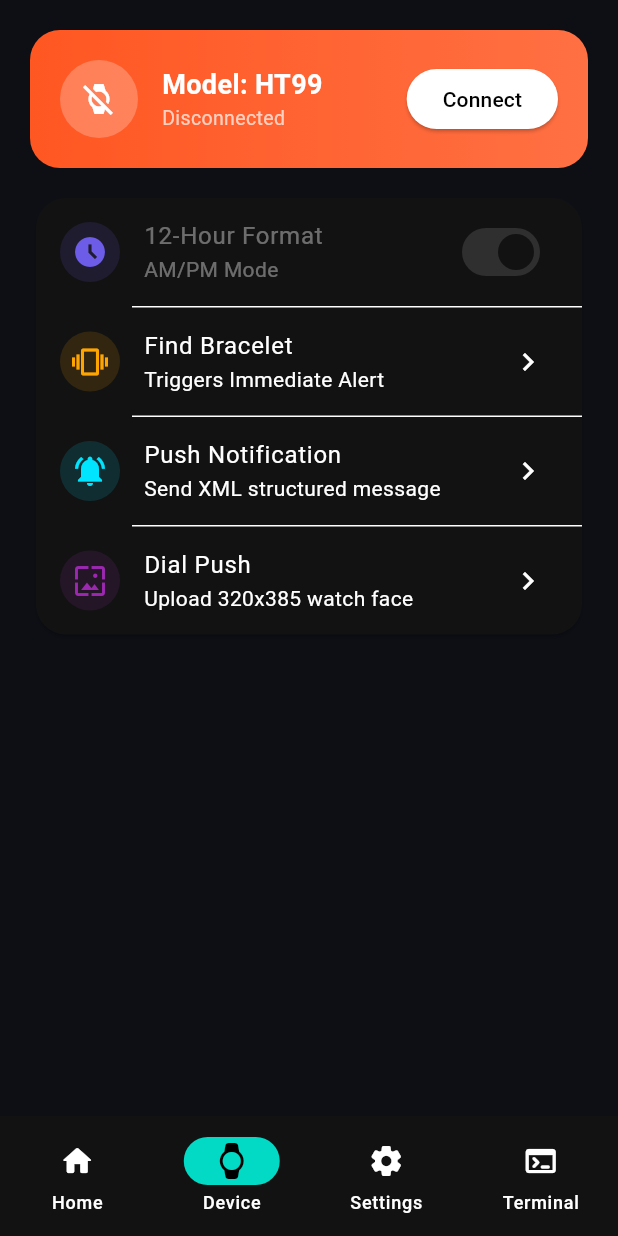
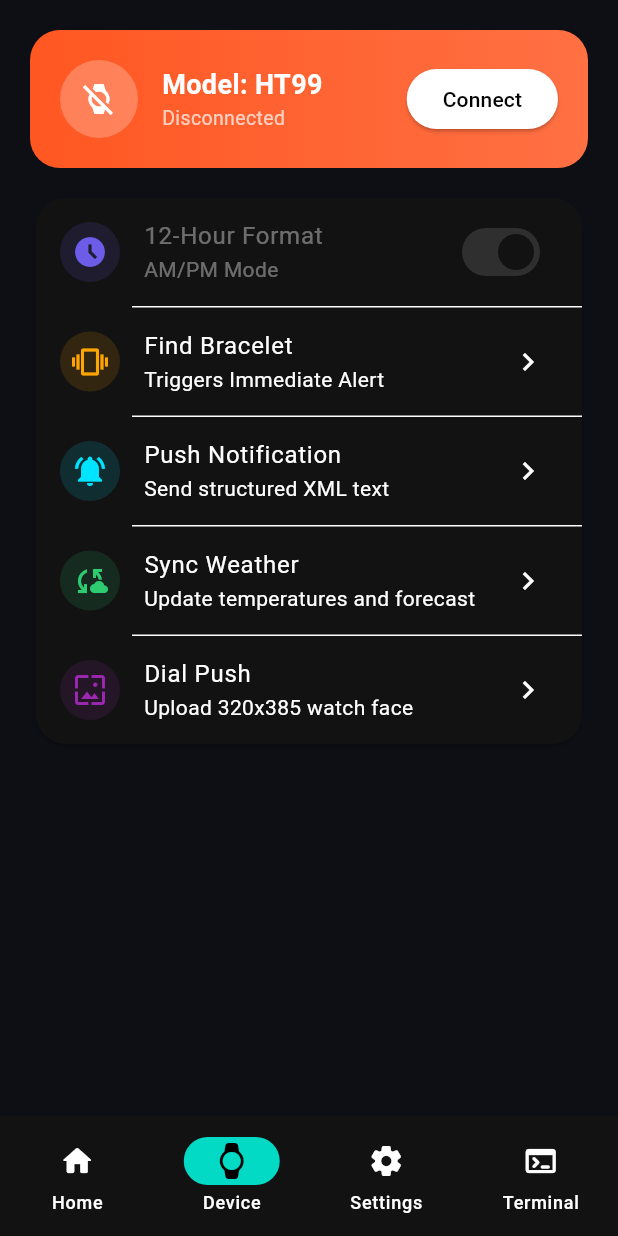
Before and after one commit to SHADOWRULIN/ht99_companion, a Flutter app: the screen it shows after launch, item 2 of the bottom bar chosen, after a tap on "Connect", on a phone screen of 412 x 824 dp. Run offline on Flutter 3.47's test engine with Material 3 defaults, Android fonts, the light colour scheme and no system bars; our stand-ins replace flutter_blue_plus.

Commit message:
Resolve Dart analyzer lints and finalize modular watch companion

```diff
--- a/lib/main.dart
+++ b/lib/main.dart
@@ -7,17 +7,17 @@
 import 'ui/settings_tab.dart';
 
 void main() {
-  runApp(const Ht99AppMaster());
+  runApp(const Ht99MasterApp());
 }
 
-class Ht99AppMaster extends StatefulWidget {
-  const Ht99AppMaster({super.key});
+class Ht99MasterApp extends StatefulWidget {
+  const Ht99MasterApp({super.key});
 
   @override
-  State<Ht99AppMaster> createState() => _Ht99AppMasterState();
+  State<Ht99MasterApp> createState() => _Ht99MasterAppState();
 }
 
-class _Ht99AppMasterState extends State<Ht99AppMaster> {
+class _Ht99MasterAppState extends State<Ht99MasterApp> {
   ThemeMode _themeMode = ThemeMode.dark;
   final WatchBleService _ble = WatchBleService();
 
@@ -28,7 +28,7 @@
   @override
   void initState() {
     super.initState();
-    _ble.onDataUpdate = () => setState(() {});
+    _ble.onData = () => setState(() {});
 
     FlutterBluePlus.adapterState.listen((state) {
       setState(() => _adapterState = state);
@@ -36,7 +36,7 @@
   }
 
   void _showScanModal() {
-    _ble.startScan();
+    _ble.scanAndConnect();
     showDialog(
       context: context,
       barrierDismissible: false,
@@ -47,8 +47,7 @@
           children: [
             CircularProgressIndicator(color: Color(0xFFFF5722)),
             SizedBox(height: 16),
-            Text("Scanning nearby BLE advertisements...",
-                textAlign: TextAlign.center),
+            Text("Negotiating MTK session...", textAlign: TextAlign.center),
           ],
         ),
         actionsAlignment: MainAxisAlignment.spaceAround,
@@ -63,7 +62,7 @@
           ElevatedButton(
             onPressed: () {
               _ble.stopScan();
-              _ble.startScan();
+              _ble.scanAndConnect();
             },
             child: const Text("Search Again"),
           ),
@@ -71,7 +70,7 @@
       ),
     );
 
-    _ble.onConnectedCallback = () {
+    _ble.onConnected = () {
       if (Navigator.canPop(context)) Navigator.pop(context);
     };
   }
--- a/lib/models/watch_telemetry.dart
+++ b/lib/models/telemetry_model.dart
@@ -1,17 +1,17 @@
-class WatchTelemetry {
-  int batteryLevel;
+class TelemetryModel {
   int steps;
   int calories;
   double distanceKm;
   int heartRate;
-  bool is12HourFormat;
+  int batteryLevel;
+  bool is12Hour;
 
-  WatchTelemetry({
-    this.batteryLevel = 50,
+  TelemetryModel({
     this.steps = 0,
     this.calories = 0,
     this.distanceKm = 0.0,
     this.heartRate = 0,
-    this.is12HourFormat = true,
+    this.batteryLevel = 50,
+    this.is12Hour = true,
   });
 }
--- /dev/null
+++ b/lib/services/dial_service.dart
@@ -0,0 +1,24 @@
+import 'dart:async';
+import 'watch_ble_service.dart';
+
+class DialService {
+  final WatchBleService ble;
+
+  DialService(this.ble);
+
+  Future<void> sendDialDat(
+      List<int> datBytes, Function(double) onProgress) async {
+    ble.log("Starting dial push (${datBytes.length} bytes)...");
+    const int chunkSize = 20;
+    int total = datBytes.length;
+
+    for (int i = 0; i < total; i += chunkSize) {
+      int end = (i + chunkSize < total) ? i + chunkSize : total;
+      List<int> chunk = datBytes.sublist(i, end);
+      await ble.writeRaw(chunk);
+      onProgress(end / total);
+      await Future.delayed(const Duration(milliseconds: 14));
+    }
+    ble.log("Dial push complete.");
+  }
+}
--- a/lib/services/dial_transfer_service.dart
+++ /dev/null
@@ -1,31 +0,0 @@
-import 'dart:async';
-import 'watch_ble_service.dart';
-
-class DialTransferService {
-  final WatchBleService bleService;
-
-  DialTransferService(this.bleService);
-
-  // Transfers 320x385 .dat binary data using MTK FOTA packet sizing
-  Future<void> uploadDial(
-      List<int> dialBytes, Function(double) onProgress) async {
-    bleService.log("Initiating Dial Push (${dialBytes.length} bytes)...");
-
-    // Slicing in 20-byte chunks conforming to MTK FOTA protocol
-    const int chunkSize = 20;
-    int total = dialBytes.length;
-
-    for (int i = 0; i < total; i += chunkSize) {
-      int end = (i + chunkSize < total) ? i + chunkSize : total;
-      List<int> chunk = dialBytes.sublist(i, end);
-
-      await bleService.writeRaw(chunk);
-      onProgress(end / total);
-
-      // Regulate transmission speed to prevent buffer overruns
-      await Future.delayed(const Duration(milliseconds: 12));
-    }
-
-    bleService.log("Dial push transfer complete.");
-  }
-}
--- a/lib/ui/device_tab.dart
+++ b/lib/ui/device_tab.dart
@@ -1,6 +1,6 @@
 import 'package:flutter/material.dart';
 import '../services/watch_ble_service.dart';
-import '../services/dial_transfer_service.dart';
+import '../services/dial_service.dart';
 
 class DeviceTab extends StatefulWidget {
   final WatchBleService ble;
@@ -14,13 +14,14 @@ class DeviceTab extends StatefulWidget {
 }
 
 class _DeviceTabState extends State<DeviceTab> {
-  late final DialTransferService _dialService = DialTransferService(widget.ble);
+  late final DialService _dialService = DialService(widget.ble);
   double _uploadProgress = 0.0;
   bool _isUploading = false;
 
   void _showNotificationDialog() {
     final title = TextEditingController(text: "WhatsApp");
     final body = TextEditingController(text: "Hello from HT99 Companion!");
+
     showDialog(
       context: context,
       builder: (ctx) => AlertDialog(
@@ -34,7 +35,7 @@ class _DeviceTabState extends State<DeviceTab> {
             const SizedBox(height: 8),
             TextField(
                 controller: body,
-                decoration: const InputDecoration(labelText: "Body Text")),
+                decoration: const InputDecoration(labelText: "Message Body")),
           ],
         ),
         actions: [
@@ -42,10 +43,47 @@ class _DeviceTabState extends State<DeviceTab> {
               onPressed: () => Navigator.pop(ctx), child: const Text("Cancel")),
           ElevatedButton(
             onPressed: () {
-              widget.ble.sendNotification(title.text, body.text);
+              widget.ble.pushNotification(title.text, body.text);
               Navigator.pop(ctx);
             },
             child: const Text("Send"),
+          ),
+        ],
+      ),
+    );
+  }
+
+  void _showWeatherDialog() {
+    final city = TextEditingController(text: "Karachi");
+    final temp = TextEditingController(text: "31");
+
+    showDialog(
+      context: context,
+      builder: (ctx) => AlertDialog(
+        title: const Text("Sync Weather"),
+        content: Column(
+          mainAxisSize: MainAxisSize.min,
+          children: [
+            TextField(
+                controller: city,
+                decoration: const InputDecoration(labelText: "City Name")),
+            const SizedBox(height: 8),
+            TextField(
+                controller: temp,
+                decoration:
+                    const InputDecoration(labelText: "Temperature (°C)")),
+          ],
+        ),
+        actions: [
+          TextButton(
+              onPressed: () => Navigator.pop(ctx), child: const Text("Cancel")),
+          ElevatedButton(
+            onPressed: () {
+              int t = int.tryParse(temp.text) ?? 25;
+              widget.ble.pushWeather(city.text, "Sunny", t, t + 4, t - 4);
+              Navigator.pop(ctx);
+            },
+            child: const Text("Sync Weather"),
           ),
         ],
       ),
@@ -75,12 +113,12 @@ class _DeviceTabState extends State<DeviceTab> {
                 ElevatedButton.icon(
                   onPressed: () async {
                     setModalState(() => _isUploading = true);
-                    List<int> sampleDatBytes = List.filled(400, 0x1A);
-                    await _dialService.uploadDial(sampleDatBytes, (p) {
+                    List<int> sampleDat = List.filled(400, 0x1A);
+                    await _dialService.sendDialDat(sampleDat, (p) {
                       setModalState(() => _uploadProgress = p);
                     });
                     setModalState(() => _isUploading = false);
-                    if (mounted) Navigator.pop(ctx);
+                    if (ctx.mounted) Navigator.pop(ctx);
                   },
                   icon: const Icon(Icons.upload_file_rounded),
                   label: const Text("Push Test Dial (320x385)"),
@@ -94,7 +132,7 @@ class _DeviceTabState extends State<DeviceTab> {
 
   @override
   Widget build(BuildContext context) {
-    bool connected = widget.ble.targetDevice != null;
+    bool connected = widget.ble.device != null;
 
     return ListView(
       padding: const EdgeInsets.all(20),
@@ -159,12 +197,11 @@ class _DeviceTabState extends State<DeviceTab> {
                       Icon(Icons.access_time_filled, color: Color(0xFF6C5CE7)),
                 ),
                 title: const Text("12-Hour Format"),
-                subtitle: Text(widget.ble.telemetry.is12HourFormat
+                subtitle: Text(widget.ble.telemetry.is12Hour
                     ? "AM/PM Mode"
                     : "24-Hour Mode"),
-                value: widget.ble.telemetry.is12HourFormat,
-                onChanged:
-                    connected ? (v) => widget.ble.setTimeFormat(v) : null,
+                value: widget.ble.telemetry.is12Hour,
+                onChanged: connected ? (v) => widget.ble.syncClock(v) : null,
               ),
               const Divider(height: 1, indent: 64),
               ListTile(
@@ -185,9 +222,20 @@ class _DeviceTabState extends State<DeviceTab> {
                       color: Color(0xFF00E5FF)),
                 ),
                 title: const Text("Push Notification"),
-                subtitle: const Text("Send XML structured message"),
+                subtitle: const Text("Send structured XML text"),
                 trailing: const Icon(Icons.chevron_right),
                 onTap: connected ? _showNotificationDialog : null,
+              ),
+              const Divider(height: 1, indent: 64),
+              ListTile(
+                leading: const CircleAvatar(
+                  backgroundColor: Color(0x222ECC71),
+                  child: Icon(Icons.cloud_sync, color: Color(0xFF2ECC71)),
+                ),
+                title: const Text("Sync Weather"),
+                subtitle: const Text("Update temperatures and forecast"),
+                trailing: const Icon(Icons.chevron_right),
+                onTap: connected ? _showWeatherDialog : null,
               ),
               const Divider(height: 1, indent: 64),
               ListTile(
--- a/lib/ui/home_tab.dart
+++ b/lib/ui/home_tab.dart
@@ -20,10 +20,9 @@ class HomeTab extends StatelessWidget {
             const Text("Activity",
                 style: TextStyle(fontSize: 26, fontWeight: FontWeight.bold)),
             IconButton(
-              icon: const Icon(Icons.sync_rounded),
-              onPressed:
-                  ble.targetDevice != null ? () => ble.syncPhoneTime() : null,
-              tooltip: "Sync Clock",
+              icon: const Icon(Icons.refresh_rounded),
+              onPressed: ble.device != null ? () => ble.queryPedometer() : null,
+              tooltip: "Refresh Stats",
             ),
           ],
         ),
@@ -72,9 +71,9 @@ class HomeTab extends StatelessWidget {
               Row(
                 mainAxisAlignment: MainAxisAlignment.spaceAround,
                 children: [
-                  _stat("${(progress * 100).toInt()}%", "Progress"),
+                  _stat("${(progress * 100).toInt()}%", "Goal"),
                   _stat("${ble.telemetry.calories}", "kcal"),
-                  _stat("${ble.telemetry.distanceKm.toStringAsFixed(2)}", "km"),
+                  _stat(ble.telemetry.distanceKm.toStringAsFixed(2), "km"),
                 ],
               ),
             ],
--- a/lib/ui/settings_tab.dart
+++ b/lib/ui/settings_tab.dart
@@ -29,7 +29,7 @@ class SettingsTab extends StatelessWidget {
             children: [
               ListTile(
                 leading: const Icon(Icons.brightness_medium_rounded),
-                title: const Text("Appearance Theme"),
+                title: const Text("Theme Mode"),
                 subtitle: Text(currentTheme == ThemeMode.dark
                     ? "Dark Mode"
                     : "Light Mode"),
@@ -68,7 +68,7 @@ class SettingsTab extends StatelessWidget {
               ListTile(
                 leading: Icon(Icons.memory_rounded),
                 title: Text("Platform"),
-                subtitle: Text("MediaTek MTK2502C (320x385 IPS)"),
+                subtitle: Text("MediaTek MTK2502C (320x385 Display)"),
               ),
               Divider(height: 1, indent: 64),
               ListTile(
--- a/lib/ui/terminal_tab.dart
+++ b/lib/ui/terminal_tab.dart
@@ -7,10 +7,10 @@ class TerminalTab extends StatelessWidget {
 
   const TerminalTab({super.key, required this.ble});
 
-  void _copyAllLogs(BuildContext context) {
+  void _copyAll(BuildContext context) {
     if (ble.logs.isEmpty) return;
-    String allLogs = ble.logs.reversed.join("\n");
-    Clipboard.setData(ClipboardData(text: allLogs));
+    String all = ble.logs.reversed.join("\n");
+    Clipboard.setData(ClipboardData(text: all));
     ScaffoldMessenger.of(context).showSnackBar(
       const SnackBar(content: Text("All logs copied to clipboard!")),
     );
@@ -26,14 +26,14 @@ class TerminalTab extends StatelessWidget {
             mainAxisAlignment: MainAxisAlignment.spaceBetween,
             children: [
               Text(
-                "Logs (${ble.logs.length})",
+                "Terminal Logs (${ble.logs.length})",
                 style:
-                    const TextStyle(fontSize: 14, fontWeight: FontWeight.bold),
+                    const TextStyle(fontWeight: FontWeight.bold, fontSize: 13),
               ),
               Row(
                 children: [
                   ElevatedButton.icon(
-                    onPressed: () => _copyAllLogs(context),
+                    onPressed: () => _copyAll(context),
                     icon: const Icon(Icons.copy_rounded, size: 16),
                     label: const Text("Copy All"),
                     style: ElevatedButton.styleFrom(
@@ -61,7 +61,7 @@ class TerminalTab extends StatelessWidget {
               ),
               child: ble.logs.isEmpty
                   ? const Center(
-                      child: Text("No traffic yet",
+                      child: Text("Waiting for connection...",
                           style: TextStyle(color: Colors.grey, fontSize: 12)),
                     )
                   : ListView.builder(
@@ -70,10 +70,10 @@ class TerminalTab extends StatelessWidget {
                         String line = ble.logs[i];
                         Color color = line.contains("RX")
                             ? const Color(0xFF00E5FF)
-                            : (line.contains("Error") || line.contains("failed")
+                            : (line.contains("error") || line.contains("fail")
                                 ? Colors.redAccent
-                                : (line.contains("Parsed")
-                                    ? Colors.greenAccent
+                                : (line.contains("Dispatched")
+                                    ? Colors.amberAccent
                                     : Colors.white70));
                         return Text(
                           line,
```
Also changed, not shown: lib/services/mtk_protocol.dart (added, +76 -0 lines), lib/services/watch_ble_service.dart (+104 -136 lines), lib/services/watch_protocol.dart (deleted, +0 -66 lines), 2 other files.
